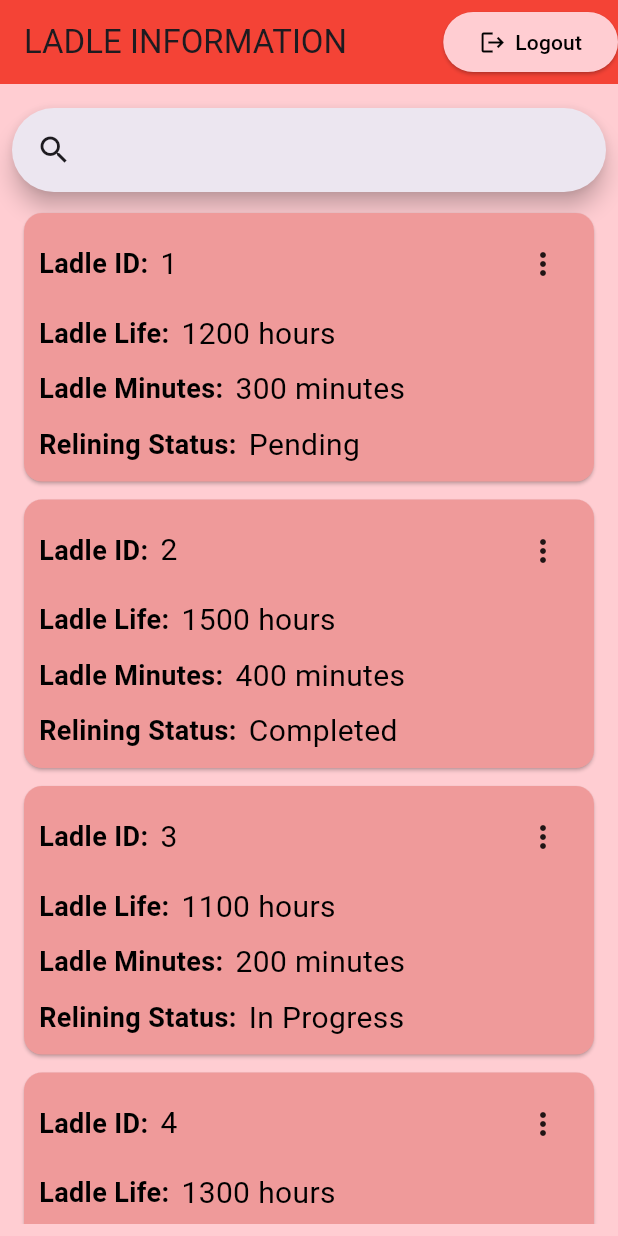
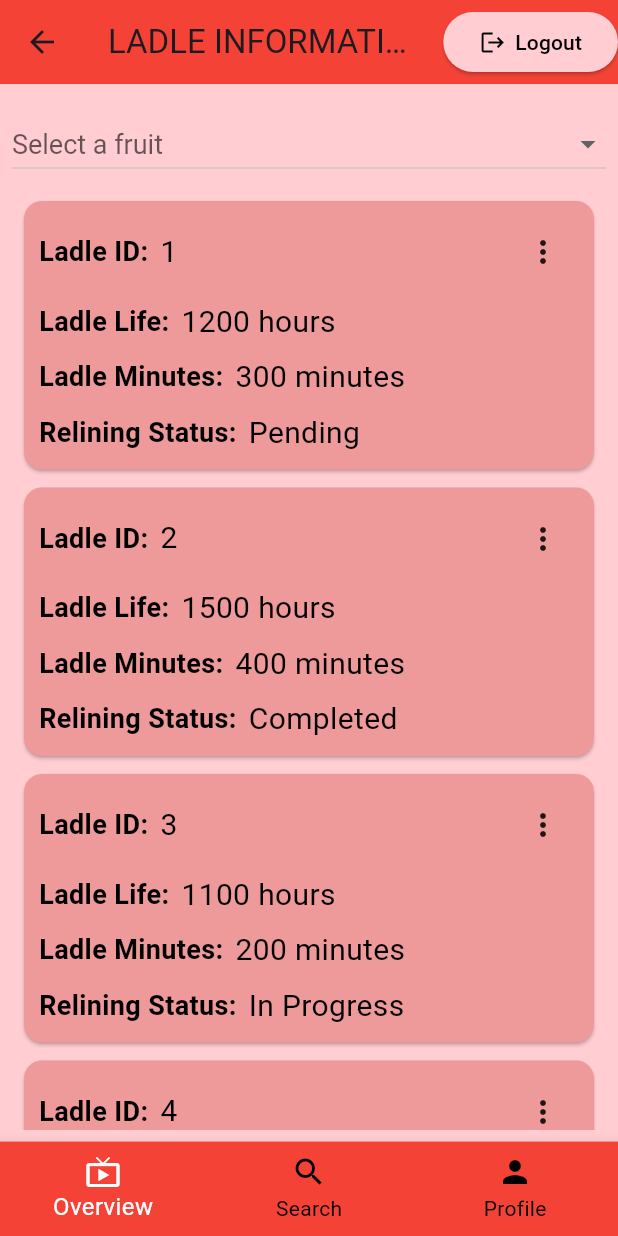
Before and after one commit to manavjangid5/app, a Flutter app: the HomePage screen opened directly with empty values, on a phone screen of 412 x 824 dp. Run offline on Flutter 3.47's test engine with Material 3 defaults, Android fonts, the phone set to English and light mode, and no system bars.

Commit message:
on 7 nov 24

```diff
--- a/lib/pages/homePage.dart
+++ b/lib/pages/homePage.dart
@@ -17,6 +17,11 @@ class _HomePageState extends State<HomePage> {
 
   SampleItem? selectedItem;
   final formKey= GlobalKey<FormState>();
+
+  String? _selectedFruit;
+
+  // List of dropdown menu items
+  final List<String> _fruits = ['Apple', 'Banana', 'Cherry', 'Date', 'Elderberry'];
 
   List<Ladle> ladles = [
     Ladle(ladleId: 1, ladleLife: 1200, ladleMinutes: 300, reliningStatus: "Pending"),
@@ -288,31 +293,52 @@ class _HomePageState extends State<HomePage> {
                 // Search Bar for filtering ladles
                 Padding(
                   padding: const EdgeInsets.symmetric(vertical: 8.0),
-                  child: SearchAnchor(
-                    builder: (BuildContext context, SearchController controller) {
-                      return SearchBar(
-                        controller: controller,
-                        onChanged: (value) => _searchAction(value),
-                        padding: const WidgetStatePropertyAll<EdgeInsets>(
-                          EdgeInsets.symmetric(horizontal: 16.0),
-                        ),
-                        leading: const Icon(Icons.search),
-                      );
-                    },
-                    suggestionsBuilder: (BuildContext context, SearchController controller) {
-                      return List<ListTile>.generate(5, (int index) {
-                        final String item = 'item $index';
-                        return ListTile(
-                          title: Text(item),
-                          onTap: () {
-                            setState(() {
-                              controller.closeView(item);
-                            });
-                          },
-                        );
-                      });
-                    },
-                  ),
+                  // child: SearchAnchor(
+                  //   builder: (BuildContext context, SearchController controller) {
+                  //     return SearchBar(
+                  //       controller: controller,
+                  //       onChanged: (value) => _searchAction(value),
+                  //       padding: const WidgetStatePropertyAll<EdgeInsets>(
+                  //         EdgeInsets.symmetric(horizontal: 16.0),
+                  //       ),
+                  //       leading: const Icon(Icons.search),
+                  //     );
+                  //   },
+                  //   suggestionsBuilder: (BuildContext context, SearchController controller) {
+                  //     return List<ListTile>.generate(5, (int index) {
+                  //       final String item = 'item $index';
+                  //       return ListTile(
+                  //         title: Text(item),
+                  //         onTap: () {
+                  //           setState(() {
+                  //             controller.closeView(item);
+                  //           });
+                  //         },
+                  //       );
+                  //     });
+                  //   },
+                  // ),
+                  child:Center(
+                      child: DropdownButton<String>(
+                        value: _selectedFruit, // Currently selected item
+                        hint: Text('Select a fruit'), // Hint when no value is selected
+                        icon: Icon(Icons.arrow_drop_down), // Icon for dropdown
+                        dropdownColor: Colors.lightBlue[50], // Background color of dropdown
+                        isExpanded: true, // Expand to fit parent width
+                        style: TextStyle(color: Colors.blue, fontSize: 18), // Text style
+                        items: _fruits.map((String fruit) {
+                          return DropdownMenuItem<String>(
+                            value: fruit,
+                            child: Text(fruit),
+                          );
+                        }).toList(),
+                        onChanged: (String? newValue) {
+                          setState(() {
+                            _selectedFruit = newValue; // Update the selected item
+                          });
+                        },
+                      ),
+                  )
                 ),
                 // Display list of ladles in a scrollable ListView
                 Expanded(
@@ -383,6 +409,32 @@ class _HomePageState extends State<HomePage> {
           ),
         ),
       ),
+      bottomNavigationBar: BottomNavigationBar(
+        items: const [
+          BottomNavigationBarItem(
+            icon: Icon(Icons.live_tv),
+            label: 'Overview',
+          ),
+          BottomNavigationBarItem(
+            icon: Icon(Icons.search),
+            label: 'Search',
+          ),
+          BottomNavigationBarItem(
+            icon: Icon(Icons.person),
+            label: 'Profile',
+          ),
+        ],
+        currentIndex: 0,
+        // onTap: (){},
+        type: BottomNavigationBarType.fixed,
+        backgroundColor: Colors.red,
+        selectedItemColor: Colors.white,
+        unselectedItemColor: Colors.black,
+        selectedFontSize: 16,
+        unselectedFontSize: 14,
+        showSelectedLabels: true,
+        showUnselectedLabels: true,
+      ),
     );
   }
 }
```
Also changed, not shown: lib/main.dart (+20 -20 lines).
